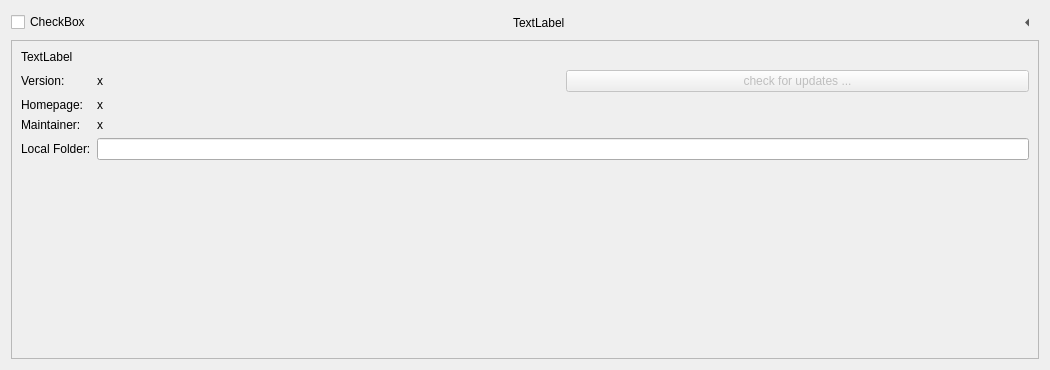
Qt form ui/a2widget/a2module_source.ui (ewerybody/a2) before a commit.
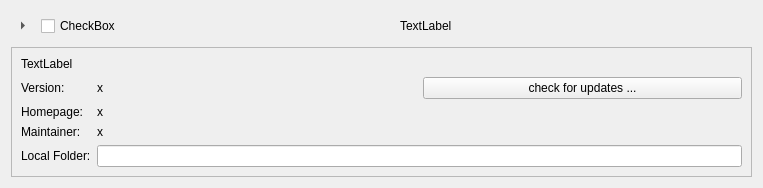
The same form after that commit. Custom widgets are drawn as their Qt base class.

Commit message: module source widget arrow to the left

What changed in the file:
```diff
--- a/ui/a2widget/a2module_source.ui
+++ b/ui/a2widget/a2module_source.ui
@@ -6,8 +6,8 @@
    <rect>
     <x>0</x>
     <y>0</y>
-    <width>1050</width>
-    <height>370</height>
+    <width>763</width>
+    <height>188</height>
    </rect>
   </property>
   <property name="windowTitle">
@@ -16,20 +16,6 @@
   <layout class="QVBoxLayout" name="modsource_layout">
    <item>
     <layout class="QHBoxLayout" name="horizontalLayout">
-     <item>
-      <widget class="QCheckBox" name="check">
-       <property name="text">
-        <string>CheckBox</string>
-       </property>
-      </widget>
-     </item>
-     <item>
-      <widget class="QLabel" name="mod_count">
-       <property name="text">
-        <string>TextLabel</string>
-       </property>
-      </widget>
-     </item>
      <item>
       <widget class="QToolButton" name="tool_button">
        <property name="text">
@@ -39,7 +25,21 @@
         <bool>true</bool>
        </property>
        <property name="arrowType">
-        <enum>Qt::LeftArrow</enum>
+        <enum>Qt::RightArrow</enum>
+       </property>
+      </widget>
+     </item>
+     <item>
+      <widget class="QCheckBox" name="check">
+       <property name="text">
+        <string>CheckBox</string>
+       </property>
+      </widget>
+     </item>
+     <item>
+      <widget class="QLabel" name="mod_count">
+       <property name="text">
+        <string>TextLabel</string>
        </property>
       </widget>
      </item>
@@ -113,9 +113,6 @@
         </item>
         <item>
          <widget class="QPushButton" name="update_button">
-          <property name="enabled">
-           <bool>false</bool>
-          </property>
           <property name="text">
            <string>check for updates ...</string>
           </property>
```
The commit also changes 2 other files.
